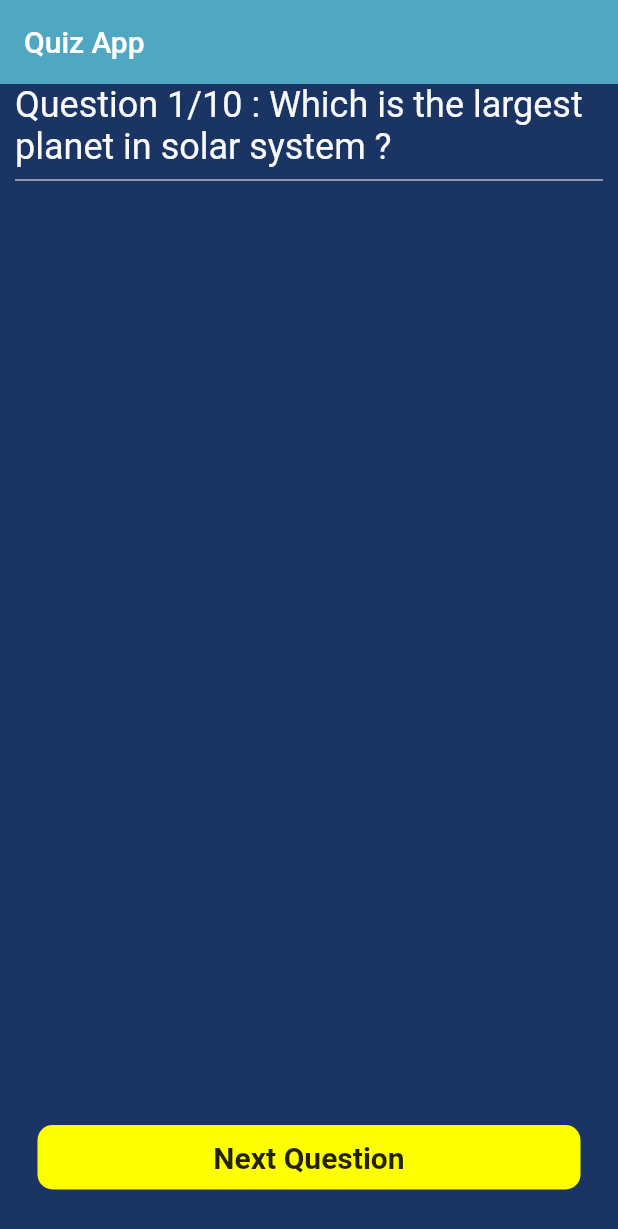
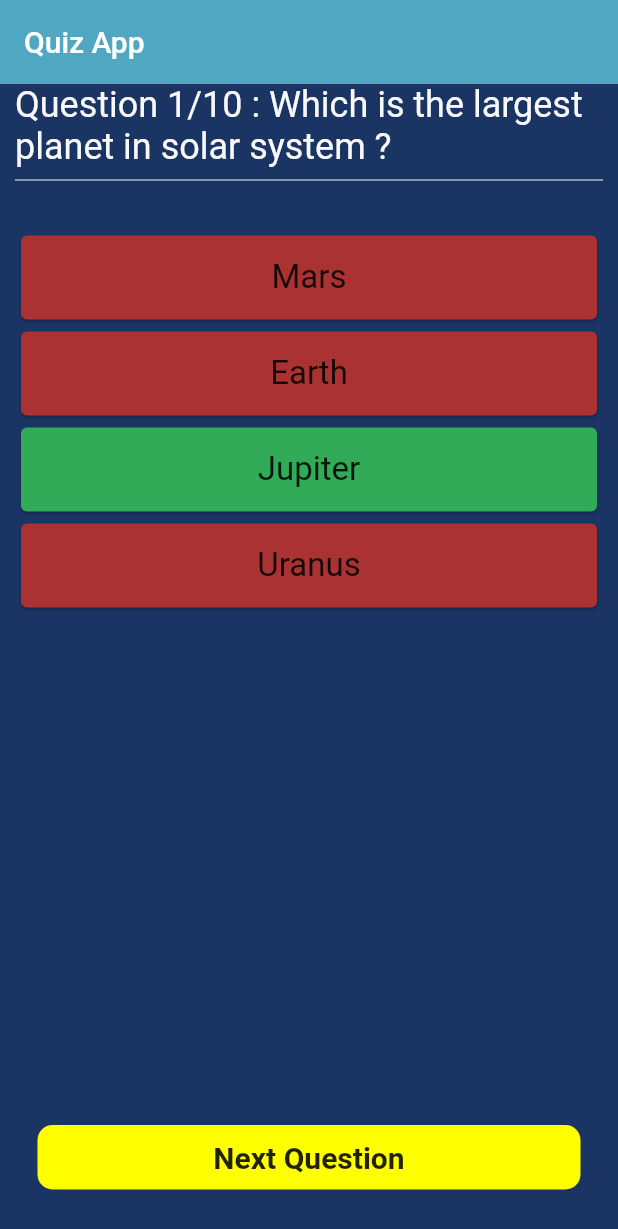
Before and after one commit to flutter-preview/Arpitaagupta-Quiz-App, a Flutter app: the screen it shows after launch, on a phone screen of 412 x 824 dp. Shown: the top 1229 px of the screen. Run offline on Flutter 3.47's test engine with Material 2 defaults, Android fonts, the phone set to English and light mode, and no system bars.

Commit message:
Created new file option_card.dart i.e. I've added options and their functionalities

```diff
--- a/lib/screens/home_screens.dart
+++ b/lib/screens/home_screens.dart
@@ -4,6 +4,7 @@ import '../constants.dart';
 import '../models/question_models.dart'; //question model
 import '../widgets/questions_widgets.dart'; //the question widget
 import '../widgets/next_button.dart';
+import '../widgets/option_card.dart';
 
 //Creating the HomeScreen widget
 //Stateful Widget is used because it is going to be our parent widget
@@ -159,6 +160,15 @@ class _HomeScreenState extends State<HomeScreen> {
             const Divider(
               color: neutral,
             ),
+            //add some space,
+            const SizedBox(height: 25.0),
+            for (int i = 0; i < _questions[index].options.length; i++)
+              OptionCard(
+                option: _questions[index].options.keys.toList()[i],
+                color: _questions[index].options.values.toList()[i] == true
+                    ? correct
+                    : incorrect,
+              ),
           ],
         ),
       ),
--- /dev/null
+++ b/lib/widgets/option_card.dart
@@ -0,0 +1,28 @@
+import 'package:flutter/material.dart';
+import '../constants.dart';
+
+class OptionCard extends StatelessWidget {
+  const OptionCard({Key? key, required this.option, required this.color})
+      : super(key: key);
+  final String option;
+
+  final Color color;
+  @override
+  Widget build(BuildContext context) {
+    return GestureDetector(
+      onTap: () {},
+      child: Card(
+        color: color,
+        child: ListTile(
+          title: Text(
+            option,
+            textAlign: TextAlign.center,
+            style: TextStyle(
+              fontSize: 22.0,
+            ),
+          ),
+        ),
+      ),
+    );
+  }
+}
```
